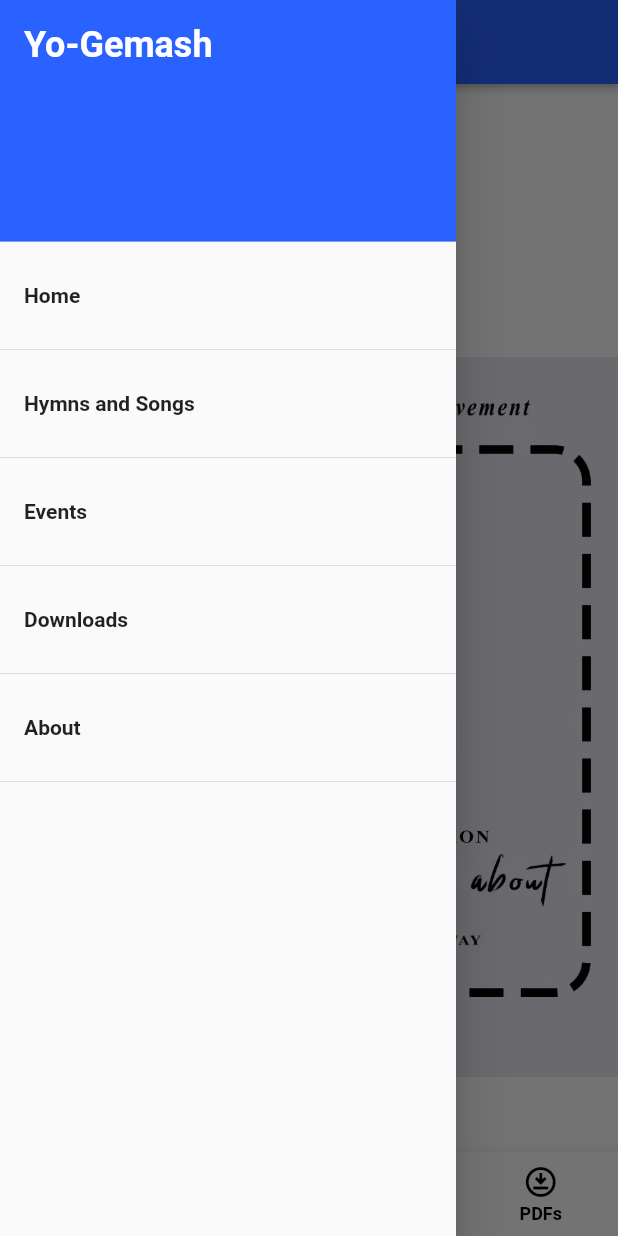
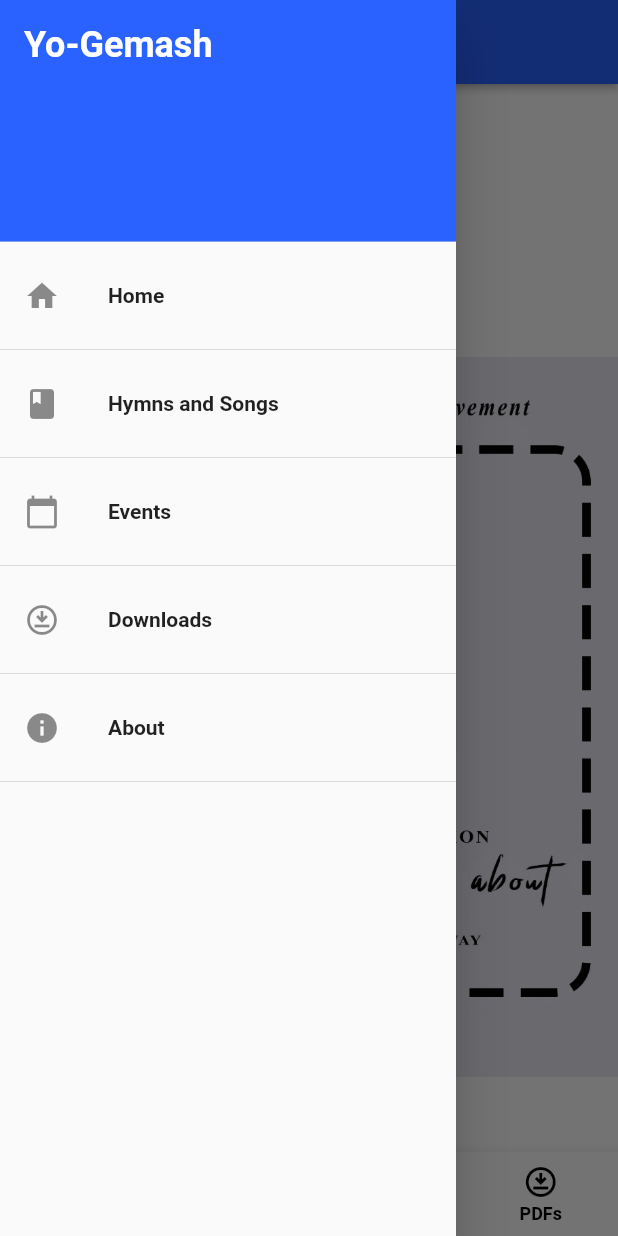
Before and after one commit to Lydia-Yuki/Yo-Gemash, a Flutter app: the screen it shows after launch, with the side drawer open, on a phone screen of 412 x 824 dp. Run offline on Flutter 3.47's test engine with Material 2 defaults, Android fonts, the phone set to English and light mode, and no system bars; drawn by our look-alikes of smooth_page_indicator; our stand-ins replace easy_debounce, easy_splash_screen, google_fonts; Roboto replaces fonts that are missing (Poppins).

Commit message:
added icons to drawer

```diff
--- a/lib/ui/home.dart
+++ b/lib/ui/home.dart
@@ -63,6 +63,7 @@ class _HomePageWidgetState extends State<HomePageWidget> {
       ),
       ListTile(
         title: const Text('Home'),
+        leading: const Icon(Icons.home),
         onTap: () {
           Navigator.pop(context);
         },
@@ -70,6 +71,7 @@ class _HomePageWidgetState extends State<HomePageWidget> {
       const Divider(),
       ListTile(
         title: const Text('Hymns and Songs'),
+        leading: const Icon(Icons.book),
         onTap: () {
           Navigator.pop(context);
           Navigator.push(
@@ -81,6 +83,7 @@ class _HomePageWidgetState extends State<HomePageWidget> {
       const Divider(),
       ListTile(
         title: const Text('Events'),
+        leading: const Icon(Icons.calendar_today),
         onTap: () {
           Navigator.pop(context);
           Navigator.push(
@@ -92,6 +95,7 @@ class _HomePageWidgetState extends State<HomePageWidget> {
       const Divider(),
       ListTile(
         title: const Text('Downloads'),
+        leading: const Icon(Icons.download_for_offline_outlined),
         onTap: () {
           Navigator.pop(context);
           Navigator.push(
@@ -103,6 +107,7 @@ class _HomePageWidgetState extends State<HomePageWidget> {
       const Divider(),
       ListTile(
         title: const Text('About'),
+        leading: const Icon(Icons.info),
         onTap: () {
           Navigator.pop(context);
           Navigator.push(
```
